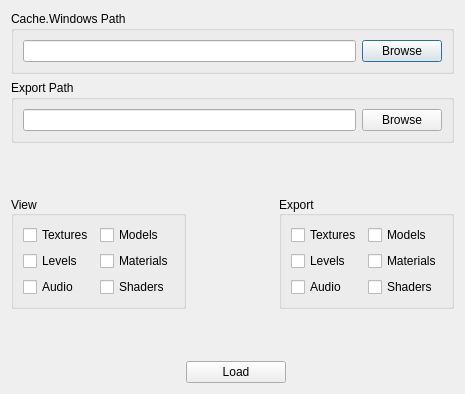
This is Picker.ui in Puxtril/Warframe-Exporter as Qt 5 draws it before an edit. The edited form follows.
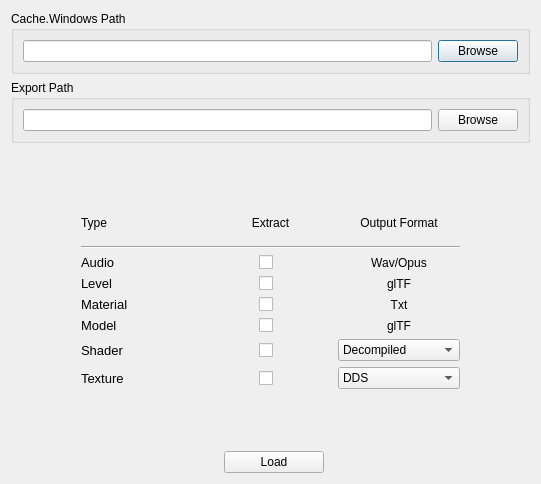
This is the edited form.

Commit message: Switched to new Picker UI

Diff of the .ui file:
```diff
--- a/Picker.ui
+++ b/Picker.ui
@@ -6,14 +6,14 @@
    <rect>
     <x>0</x>
     <y>0</y>
-    <width>465</width>
-    <height>394</height>
+    <width>541</width>
+    <height>484</height>
    </rect>
   </property>
   <property name="windowTitle">
    <string>Exporter Options</string>
   </property>
-  <layout class="QVBoxLayout" name="verticalLayout">
+  <layout class="QVBoxLayout" name="verticalLayout_2">
    <item>
     <widget class="QGroupBox" name="CacheWindowsFrame">
      <property name="maximumSize">
@@ -87,199 +87,501 @@
     </spacer>
    </item>
    <item>
-    <layout class="QHBoxLayout" name="horizontalLayout_2">
+    <layout class="QHBoxLayout" name="horizontalLayout_5">
      <item>
-      <widget class="QGroupBox" name="PackagesViewFrame">
-       <property name="sizePolicy">
-        <sizepolicy hsizetype="Expanding" vsizetype="MinimumExpanding">
-         <horstretch>0</horstretch>
-         <verstretch>40</verstretch>
-        </sizepolicy>
-       </property>
-       <property name="minimumSize">
-        <size>
-         <width>0</width>
-         <height>100</height>
-        </size>
-       </property>
-       <property name="whatsThis">
-        <string>&lt;html&gt;&lt;head/&gt;&lt;body&gt;&lt;p&gt;Once &amp;quot;Load&amp;quot; is pressed, you will be able to browse the internal files. This determines which packages are loaded and presented. There may be some overlap, so picking Models, Materials, or Audio will all load the &amp;quot;Misc&amp;quot; package. In esence, those 3 checkboxes do the same thing... but don't worry about that, just pick what you want to see!&lt;/p&gt;&lt;/body&gt;&lt;/html&gt;</string>
-       </property>
-       <property name="title">
-        <string>View</string>
-       </property>
-       <property name="alignment">
-        <set>Qt::AlignLeading|Qt::AlignLeft|Qt::AlignVCenter</set>
-       </property>
-       <property name="checkable">
-        <bool>false</bool>
-       </property>
-       <layout class="QGridLayout" name="gridLayout">
-        <item row="2" column="0">
-         <widget class="QCheckBox" name="CheckboxViewLevels">
-          <property name="text">
-           <string>Levels</string>
-          </property>
-         </widget>
-        </item>
-        <item row="0" column="1">
-         <widget class="QCheckBox" name="CheckboxViewModels">
-          <property name="sizePolicy">
-           <sizepolicy hsizetype="Fixed" vsizetype="Ignored">
-            <horstretch>0</horstretch>
-            <verstretch>0</verstretch>
-           </sizepolicy>
-          </property>
-          <property name="text">
-           <string>Models</string>
-          </property>
-         </widget>
-        </item>
-        <item row="0" column="0">
-         <widget class="QCheckBox" name="CheckboxViewTextures">
-          <property name="sizePolicy">
-           <sizepolicy hsizetype="Fixed" vsizetype="Fixed">
-            <horstretch>0</horstretch>
-            <verstretch>0</verstretch>
-           </sizepolicy>
-          </property>
-          <property name="text">
-           <string>Textures</string>
-          </property>
-         </widget>
-        </item>
-        <item row="2" column="1">
-         <widget class="QCheckBox" name="CheckboxViewMaterials">
-          <property name="sizePolicy">
-           <sizepolicy hsizetype="Fixed" vsizetype="Fixed">
-            <horstretch>0</horstretch>
-            <verstretch>0</verstretch>
-           </sizepolicy>
-          </property>
-          <property name="text">
-           <string>Materials</string>
-          </property>
-         </widget>
-        </item>
-        <item row="3" column="0">
-         <widget class="QCheckBox" name="CheckboxViewAudio">
-          <property name="text">
-           <string>Audio</string>
-          </property>
-         </widget>
-        </item>
-        <item row="3" column="1">
-         <widget class="QCheckBox" name="CheckboxViewShaders">
-          <property name="text">
-           <string>Shaders</string>
-          </property>
-         </widget>
-        </item>
-       </layout>
-      </widget>
-     </item>
-     <item>
-      <spacer name="horizontalSpacer">
+      <spacer name="horizontalSpacer_4">
        <property name="orientation">
         <enum>Qt::Horizontal</enum>
        </property>
+       <property name="sizeType">
+        <enum>QSizePolicy::Fixed</enum>
+       </property>
        <property name="sizeHint" stdset="0">
         <size>
-         <width>40</width>
+         <width>70</width>
          <height>20</height>
         </size>
        </property>
       </spacer>
      </item>
      <item>
-      <widget class="QGroupBox" name="PackagesExportFrame">
-       <property name="sizePolicy">
-        <sizepolicy hsizetype="Expanding" vsizetype="MinimumExpanding">
-         <horstretch>0</horstretch>
-         <verstretch>40</verstretch>
-        </sizepolicy>
+      <layout class="QVBoxLayout" name="verticalLayout">
+       <item>
+        <layout class="QHBoxLayout" name="TitleSection">
+         <property name="topMargin">
+          <number>10</number>
+         </property>
+         <property name="bottomMargin">
+          <number>10</number>
+         </property>
+         <item>
+          <widget class="QLabel" name="TitleType">
+           <property name="sizePolicy">
+            <sizepolicy hsizetype="Minimum" vsizetype="Preferred">
+             <horstretch>0</horstretch>
+             <verstretch>0</verstretch>
+            </sizepolicy>
+           </property>
+           <property name="minimumSize">
+            <size>
+             <width>70</width>
+             <height>0</height>
+            </size>
+           </property>
+           <property name="font">
+            <font>
+             <underline>false</underline>
+            </font>
+           </property>
+           <property name="text">
+            <string>Type</string>
+           </property>
+           <property name="alignment">
+            <set>Qt::AlignLeading|Qt::AlignLeft|Qt::AlignVCenter</set>
+           </property>
+          </widget>
+         </item>
+         <item>
+          <widget class="QLabel" name="TitleExtract">
+           <property name="sizePolicy">
+            <sizepolicy hsizetype="Preferred" vsizetype="Preferred">
+             <horstretch>0</horstretch>
+             <verstretch>0</verstretch>
+            </sizepolicy>
+           </property>
+           <property name="font">
+            <font>
+             <underline>false</underline>
+            </font>
+           </property>
+           <property name="text">
+            <string>Extract</string>
+           </property>
+           <property name="alignment">
+            <set>Qt::AlignCenter</set>
+           </property>
+          </widget>
+         </item>
+         <item>
+          <widget class="QLabel" name="TitleOutputFormat">
+           <property name="sizePolicy">
+            <sizepolicy hsizetype="Preferred" vsizetype="Preferred">
+             <horstretch>0</horstretch>
+             <verstretch>0</verstretch>
+            </sizepolicy>
+           </property>
+           <property name="font">
+            <font>
+             <underline>false</underline>
+            </font>
+           </property>
+           <property name="text">
+            <string>Output Format</string>
+           </property>
+           <property name="alignment">
+            <set>Qt::AlignCenter</set>
+           </property>
+          </widget>
+         </item>
+        </layout>
+       </item>
+       <item>
+        <widget class="Line" name="TitleLine">
+         <property name="orientation">
+          <enum>Qt::Horizontal</enum>
+         </property>
+        </widget>
+       </item>
+       <item>
+        <layout class="QHBoxLayout" name="AudioSection">
+         <item>
+          <widget class="QLabel" name="AudioLabel">
+           <property name="sizePolicy">
+            <sizepolicy hsizetype="Minimum" vsizetype="Preferred">
+             <horstretch>0</horstretch>
+             <verstretch>0</verstretch>
+            </sizepolicy>
+           </property>
+           <property name="minimumSize">
+            <size>
+             <width>70</width>
+             <height>0</height>
+            </size>
+           </property>
+           <property name="font">
+            <font>
+             <pointsize>10</pointsize>
+            </font>
+           </property>
+           <property name="whatsThis">
+            <string>&lt;html&gt;&lt;head/&gt;&lt;body&gt;&lt;p&gt;Audio/Music files&lt;/p&gt;&lt;/body&gt;&lt;/html&gt;</string>
+           </property>
+           <property name="text">
+            <string>Audio</string>
+           </property>
+          </widget>
+         </item>
+         <item>
+          <widget class="QCheckBox" name="AudioCheckbox">
+           <property name="sizePolicy">
+            <sizepolicy hsizetype="Ignored" vsizetype="Fixed">
+             <horstretch>0</horstretch>
+             <verstretch>0</verstretch>
+            </sizepolicy>
+           </property>
+           <property name="layoutDirection">
+            <enum>Qt::LeftToRight</enum>
+           </property>
+           <property name="styleSheet">
+            <string notr="true">margin-left:50%; margin-right:50%;</string>
+           </property>
+           <property name="text">
+            <string/>
+           </property>
+           <property name="tristate">
+            <bool>false</bool>
+           </property>
+          </widget>
+         </item>
+         <item>
+          <widget class="QLabel" name="AudioFormatLabel">
+           <property name="sizePolicy">
+            <sizepolicy hsizetype="Preferred" vsizetype="Preferred">
+             <horstretch>0</horstretch>
+             <verstretch>0</verstretch>
+            </sizepolicy>
+           </property>
+           <property name="whatsThis">
+            <string>&lt;html&gt;&lt;head/&gt;&lt;body&gt;&lt;p&gt;Audio files are stored as both of these formats in-game, which determins the export format.&lt;/p&gt;&lt;/body&gt;&lt;/html&gt;</string>
+           </property>
+           <property name="text">
+            <string>Wav/Opus</string>
+           </property>
+           <property name="alignment">
+            <set>Qt::AlignCenter</set>
+           </property>
+          </widget>
+         </item>
+        </layout>
+       </item>
+       <item>
+        <layout class="QHBoxLayout" name="LevelSection">
+         <item>
+          <widget class="QLabel" name="LevelLabel">
+           <property name="sizePolicy">
+            <sizepolicy hsizetype="Minimum" vsizetype="Preferred">
+             <horstretch>0</horstretch>
+             <verstretch>0</verstretch>
+            </sizepolicy>
+           </property>
+           <property name="minimumSize">
+            <size>
+             <width>70</width>
+             <height>0</height>
+            </size>
+           </property>
+           <property name="font">
+            <font>
+             <pointsize>10</pointsize>
+            </font>
+           </property>
+           <property name="whatsThis">
+            <string>&lt;html&gt;&lt;head/&gt;&lt;body&gt;&lt;p&gt;Rooms and open areas. &lt;span style=&quot; font-weight:700;&quot;&gt;Exported files are large.&lt;/span&gt;&lt;/p&gt;&lt;/body&gt;&lt;/html&gt;</string>
+           </property>
+           <property name="text">
+            <string>Level</string>
+           </property>
+          </widget>
+         </item>
+         <item>
+          <widget class="QCheckBox" name="LevelCheckbox">
+           <property name="sizePolicy">
+            <sizepolicy hsizetype="Ignored" vsizetype="Fixed">
+             <horstretch>0</horstretch>
+             <verstretch>0</verstretch>
+            </sizepolicy>
+           </property>
+           <property name="layoutDirection">
+            <enum>Qt::LeftToRight</enum>
+           </property>
+           <property name="styleSheet">
+            <string notr="true">margin-left:50%; margin-right:50%;</string>
+           </property>
+           <property name="text">
+            <string/>
+           </property>
+           <property name="tristate">
+            <bool>false</bool>
+           </property>
+          </widget>
+         </item>
+         <item>
+          <widget class="QLabel" name="LevelFormatLabel">
+           <property name="whatsThis">
+            <string>&lt;html&gt;&lt;head/&gt;&lt;body&gt;&lt;p&gt;A 3D model format supported by most programs.&lt;/p&gt;&lt;/body&gt;&lt;/html&gt;</string>
+           </property>
+           <property name="text">
+            <string>glTF</string>
+           </property>
+           <property name="alignment">
+            <set>Qt::AlignCenter</set>
+           </property>
+          </widget>
+         </item>
+        </layout>
+       </item>
+       <item>
+        <layout class="QHBoxLayout" name="MaterialSection">
+         <item>
+          <widget class="QLabel" name="MaterialLabel">
+           <property name="sizePolicy">
+            <sizepolicy hsizetype="Minimum" vsizetype="Preferred">
+             <horstretch>0</horstretch>
+             <verstretch>0</verstretch>
+            </sizepolicy>
+           </property>
+           <property name="font">
+            <font>
+             <pointsize>10</pointsize>
+            </font>
+           </property>
+           <property name="whatsThis">
+            <string>&lt;html&gt;&lt;head/&gt;&lt;body&gt;&lt;p&gt;Material parameters like textures used and default colors.&lt;/p&gt;&lt;/body&gt;&lt;/html&gt;</string>
+           </property>
+           <property name="text">
+            <string>Material</string>
+           </property>
+          </widget>
+         </item>
+         <item>
+          <widget class="QCheckBox" name="MaterialCheckbox">
+           <property name="sizePolicy">
+            <sizepolicy hsizetype="Ignored" vsizetype="Fixed">
+             <horstretch>0</horstretch>
+             <verstretch>0</verstretch>
+            </sizepolicy>
+           </property>
+           <property name="layoutDirection">
+            <enum>Qt::LeftToRight</enum>
+           </property>
+           <property name="styleSheet">
+            <string notr="true">margin-left:50%; margin-right:50%;</string>
+           </property>
+           <property name="text">
+            <string/>
+           </property>
+           <property name="tristate">
+            <bool>false</bool>
+           </property>
+          </widget>
+         </item>
+         <item>
+          <widget class="QLabel" name="MaterialFormatLabel">
+           <property name="whatsThis">
+            <string>&lt;html&gt;&lt;head/&gt;&lt;body&gt;&lt;p&gt;Regular text data&lt;/p&gt;&lt;/body&gt;&lt;/html&gt;</string>
+           </property>
+           <property name="text">
+            <string>Txt</string>
+           </property>
+           <property name="alignment">
+            <set>Qt::AlignCenter</set>
+           </property>
+          </widget>
+         </item>
+        </layout>
+       </item>
+       <item>
+        <layout class="QHBoxLayout" name="ModelSection">
+         <item>
+          <widget class="QLabel" name="ModelLabel">
+           <property name="font">
+            <font>
+             <pointsize>10</pointsize>
+            </font>
+           </property>
+           <property name="whatsThis">
+            <string>&lt;html&gt;&lt;head/&gt;&lt;body&gt;&lt;p&gt;Static and rigged models.&lt;/p&gt;&lt;/body&gt;&lt;/html&gt;</string>
+           </property>
+           <property name="text">
+            <string>Model</string>
+           </property>
+          </widget>
+         </item>
+         <item>
+          <widget class="QCheckBox" name="ModelCheckbox">
+           <property name="sizePolicy">
+            <sizepolicy hsizetype="Ignored" vsizetype="Fixed">
+             <horstretch>0</horstretch>
+             <verstretch>0</verstretch>
+            </sizepolicy>
+           </property>
+           <property name="layoutDirection">
+            <enum>Qt::LeftToRight</enum>
+           </property>
+           <property name="styleSheet">
+            <string notr="true">margin-left:50%; margin-right:50%;</string>
+           </property>
+           <property name="text">
+            <string/>
+           </property>
+           <property name="tristate">
+            <bool>false</bool>
+           </property>
+          </widget>
+         </item>
+         <item>
+          <widget class="QLabel" name="ModelFormatLabel">
+           <property name="whatsThis">
+            <string>&lt;html&gt;&lt;head/&gt;&lt;body&gt;&lt;p&gt;A 3D model format supported by most programs.&lt;/p&gt;&lt;/body&gt;&lt;/html&gt;</string>
+           </property>
+           <property name="text">
+            <string>glTF</string>
+           </property>
+           <property name="alignment">
+            <set>Qt::AlignCenter</set>
+           </property>
+          </widget>
+         </item>
+        </layout>
+       </item>
+       <item>
+        <layout class="QHBoxLayout" name="ShaderSecion">
+         <item>
+          <widget class="QLabel" name="ShaderLabel">
+           <property name="font">
+            <font>
+             <pointsize>10</pointsize>
+            </font>
+           </property>
+           <property name="whatsThis">
+            <string>&lt;html&gt;&lt;head/&gt;&lt;body&gt;&lt;p&gt;High Level Shading Language shaders. These should only be extracted if you understand how to interpret decompiled HLSL code.&lt;/p&gt;&lt;/body&gt;&lt;/html&gt;</string>
+           </property>
+           <property name="text">
+            <string>Shader</string>
+           </property>
+          </widget>
+         </item>
+         <item>
+          <widget class="QCheckBox" name="ShaderCheckbox">
+           <property name="sizePolicy">
+            <sizepolicy hsizetype="Ignored" vsizetype="Fixed">
+             <horstretch>0</horstretch>
+             <verstretch>0</verstretch>
+            </sizepolicy>
+           </property>
+           <property name="layoutDirection">
+            <enum>Qt::LeftToRight</enum>
+           </property>
+           <property name="styleSheet">
+            <string notr="true">margin-left:50%; margin-right:50%;</string>
+           </property>
+           <property name="text">
+            <string/>
+           </property>
+           <property name="tristate">
+            <bool>false</bool>
+           </property>
+          </widget>
+         </item>
+         <item>
+          <widget class="QComboBox" name="ShaderFormatCombo">
+           <property name="whatsThis">
+            <string>&lt;html&gt;&lt;head/&gt;&lt;body&gt;&lt;p&gt;&lt;span style=&quot; font-weight:700;&quot;&gt;Decompiled:&lt;/span&gt; Uses the function D3DDecompile to produce a text-based output.&lt;/p&gt;&lt;p&gt;&lt;span style=&quot; font-weight:700;&quot;&gt;Bytecode:&lt;/span&gt; Just the raw binary data. You can decompile this yourself.&lt;/p&gt;&lt;/body&gt;&lt;/html&gt;</string>
+           </property>
+           <item>
+            <property name="text">
+             <string>Decompiled</string>
+            </property>
+           </item>
+           <item>
+            <property name="text">
+             <string>Bytecode</string>
+            </property>
+           </item>
+          </widget>
+         </item>
+        </layout>
+       </item>
+       <item>
+        <layout class="QHBoxLayout" name="TextureSection">
+         <item>
+          <widget class="QLabel" name="TextureLabel">
+           <property name="font">
+            <font>
+             <pointsize>10</pointsize>
+            </font>
+           </property>
+           <property name="whatsThis">
+            <string>&lt;html&gt;&lt;head/&gt;&lt;body&gt;&lt;p&gt;Textures used by models&lt;/p&gt;&lt;/body&gt;&lt;/html&gt;</string>
+           </property>
+           <property name="text">
+            <string>Texture</string>
+           </property>
+          </widget>
+         </item>
+         <item>
+          <widget class="QCheckBox" name="TextureCheckbox">
+           <property name="sizePolicy">
+            <sizepolicy hsizetype="Ignored" vsizetype="Fixed">
+             <horstretch>0</horstretch>
+             <verstretch>0</verstretch>
+            </sizepolicy>
+           </property>
+           <property name="layoutDirection">
+            <enum>Qt::LeftToRight</enum>
+           </property>
+           <property name="styleSheet">
+            <string notr="true">margin-left:50%; margin-right:50%;</string>
+           </property>
+           <property name="text">
+            <string/>
+           </property>
+           <property name="tristate">
+            <bool>false</bool>
+           </property>
+          </widget>
+         </item>
+         <item>
+          <widget class="QComboBox" name="TextureFormatCombo">
+           <property name="whatsThis">
+            <string>&lt;html&gt;&lt;head/&gt;&lt;body&gt;&lt;p&gt;&lt;span style=&quot; font-weight:700;&quot;&gt;DDS:&lt;/span&gt; The raw texture. Some compressed formats (like BC7) may not be supported by all programs. This is the fastest option.&lt;/p&gt;&lt;p&gt;&lt;span style=&quot; font-weight:700;&quot;&gt;PNG:&lt;/span&gt; Uses a PNG library to encode the texture. This will take more time but exported textures will be universally compatable.&lt;/p&gt;&lt;p&gt;&lt;span style=&quot; font-weight:700;&quot;&gt;TGA:&lt;/span&gt; Faster than PNG but much larger file sizes.&lt;/p&gt;&lt;/body&gt;&lt;/html&gt;</string>
+           </property>
+           <item>
+            <property name="text">
+             <string>DDS</string>
+            </property>
+           </item>
+           <item>
+            <property name="text">
+             <string>PNG</string>
+            </property>
+           </item>
+           <item>
+            <property name="text">
+             <string>TGA</string>
+            </property>
+           </item>
+          </widget>
+         </item>
+        </layout>
+       </item>
+      </layout>
+     </item>
+     <item>
+      <spacer name="horizontalSpacer_3">
+       <property name="orientation">
+        <enum>Qt::Horizontal</enum>
        </property>
-       <property name="minimumSize">
+       <property name="sizeType">
+        <enum>QSizePolicy::Fixed</enum>
+       </property>
+       <property name="sizeHint" stdset="0">
         <size>
-         <width>0</width>
-         <height>100</height>
+         <width>70</width>
+         <height>13</height>
         </size>
        </property>
-       <property name="whatsThis">
-        <string>&lt;html&gt;&lt;head/&gt;&lt;body&gt;&lt;p&gt;When a folder is selected for export, this determines which file types are exported to your computer. The general order from smallest -&amp;gt; largest:&lt;/p&gt;&lt;p&gt;Materials -&amp;gt; Models -&amp;gt; Audio -&amp;gt; Textures -&amp;gt; Levels (very big)&lt;/p&gt;&lt;/body&gt;&lt;/html&gt;</string>
-       </property>
-       <property name="title">
-        <string>Export</string>
-       </property>
-       <property name="alignment">
-        <set>Qt::AlignLeading|Qt::AlignLeft|Qt::AlignVCenter</set>
-       </property>
-       <property name="checkable">
-        <bool>false</bool>
-       </property>
-       <layout class="QGridLayout" name="gridLayout_3">
-        <item row="2" column="0">
-         <widget class="QCheckBox" name="CheckboxExportLevels">
-          <property name="text">
-           <string>Levels</string>
-          </property>
-         </widget>
-        </item>
-        <item row="0" column="1">
-         <widget class="QCheckBox" name="CheckboxExportModels">
-          <property name="sizePolicy">
-           <sizepolicy hsizetype="Fixed" vsizetype="Ignored">
-            <horstretch>0</horstretch>
-            <verstretch>0</verstretch>
-           </sizepolicy>
-          </property>
-          <property name="text">
-           <string>Models</string>
-          </property>
-         </widget>
-        </item>
-        <item row="0" column="0">
-         <widget class="QCheckBox" name="CheckboxExportTextures">
-          <property name="sizePolicy">
-           <sizepolicy hsizetype="Fixed" vsizetype="Fixed">
-            <horstretch>0</horstretch>
-            <verstretch>0</verstretch>
-           </sizepolicy>
-          </property>
-          <property name="text">
-           <string>Textures</string>
-          </property>
-         </widget>
-        </item>
-        <item row="2" column="1">
-         <widget class="QCheckBox" name="CheckboxExportMaterials">
-          <property name="sizePolicy">
-           <sizepolicy hsizetype="Fixed" vsizetype="Fixed">
-            <horstretch>0</horstretch>
-            <verstretch>0</verstretch>
-           </sizepolicy>
-          </property>
-          <property name="text">
-           <string>Materials</string>
-          </property>
-         </widget>
-        </item>
-        <item row="3" column="0">
-         <widget class="QCheckBox" name="CheckboxExportAudio">
-          <property name="text">
-           <string>Audio</string>
-          </property>
-         </widget>
-        </item>
-        <item row="3" column="1">
-         <widget class="QCheckBox" name="CheckboxExportShaders">
-          <property name="text">
-           <string>Shaders</string>
-          </property>
-         </widget>
-        </item>
-       </layout>
-      </widget>
+      </spacer>
      </item>
     </layout>
    </item>
```
Left out of the diff: 5 changed lines with no effect on the pictures. The commit also changes 9 other files.
